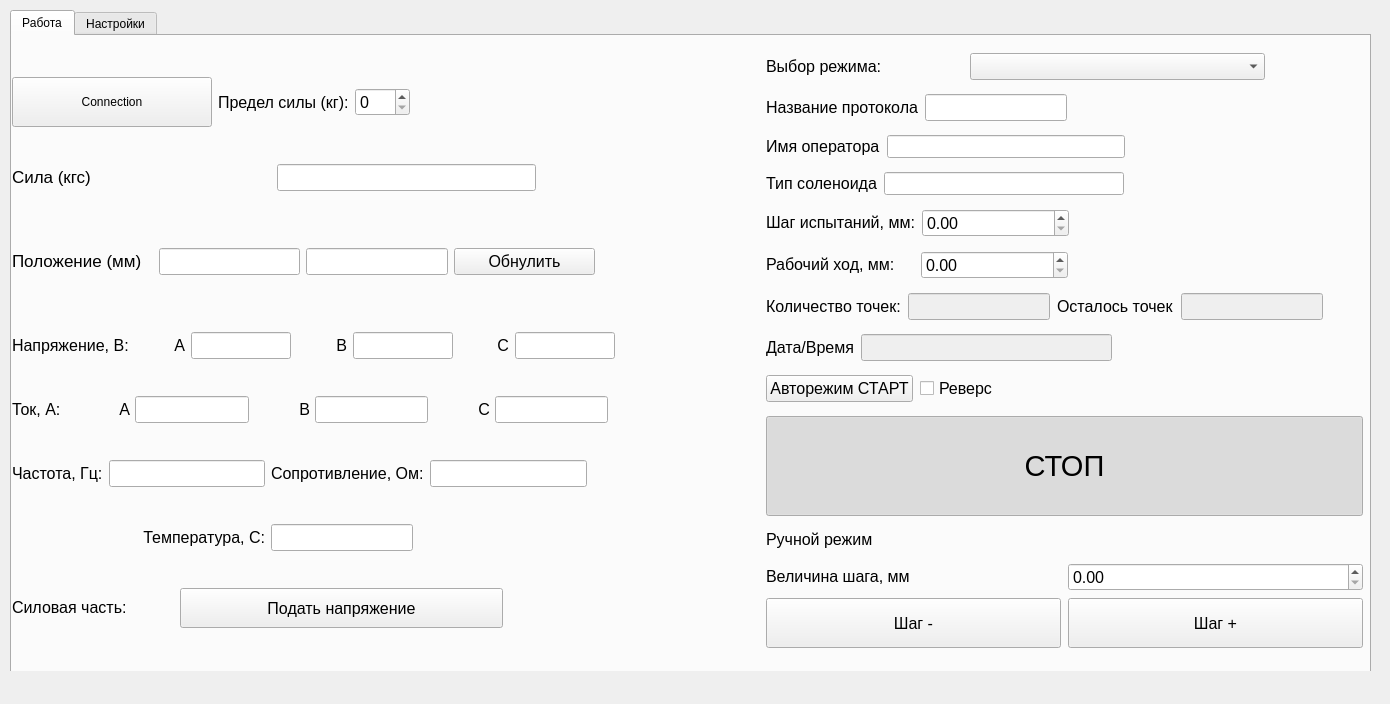
This is mainwindow.ui in Muzalevsky/SITH as Qt 5 draws it before an edit. The edited form follows.
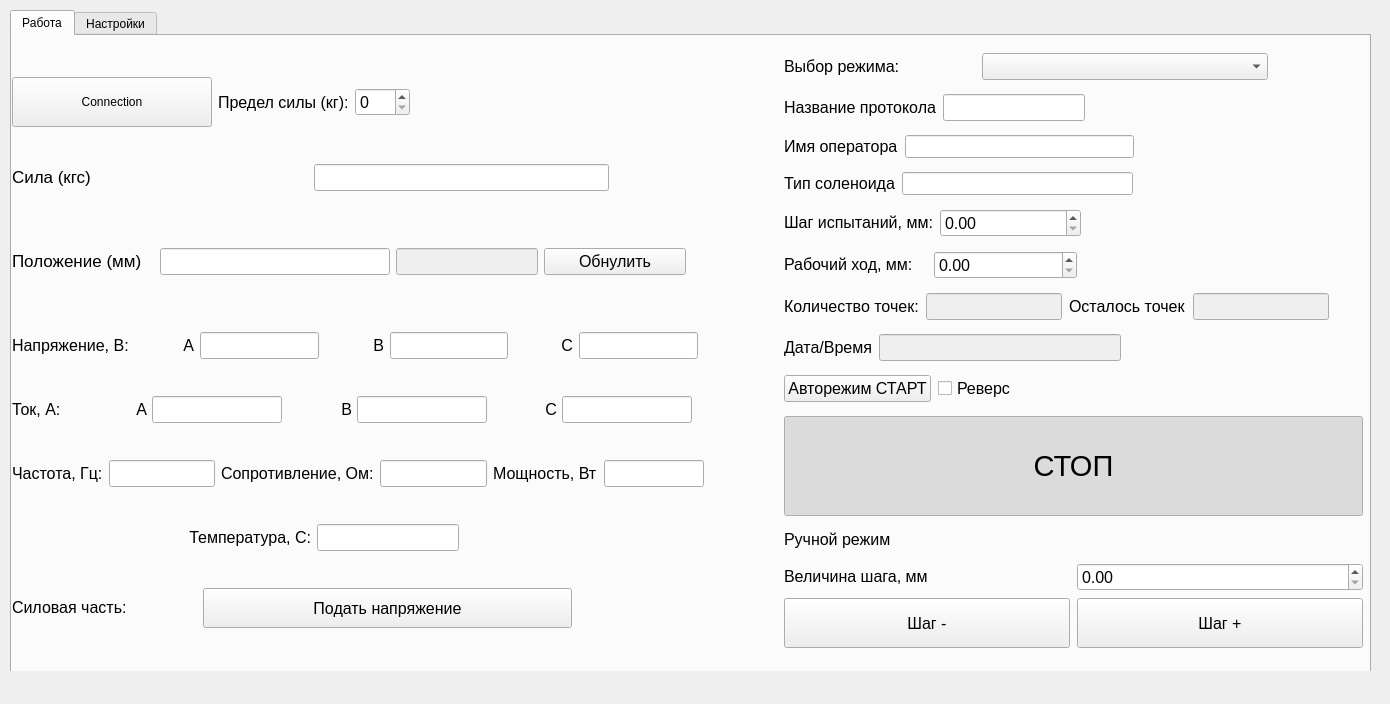
This is the edited form. Icons and pictures are not drawn.

Commit message: [mainwindow] - add power lineEdit and its callback

Diff of the .ui file:
```diff
--- a/mainwindow.ui
+++ b/mainwindow.ui
@@ -172,7 +172,7 @@
              </property>
              <property name="sizeHint" stdset="0">
               <size>
-               <width>40</width>
+               <width>0</width>
                <height>20</height>
               </size>
              </property>
@@ -222,7 +222,7 @@
              </property>
              <property name="sizeHint" stdset="0">
               <size>
-               <width>40</width>
+               <width>0</width>
                <height>20</height>
               </size>
              </property>
@@ -261,6 +261,12 @@
            </item>
            <item>
             <widget class="QLineEdit" name="currentPositionEdit">
+             <property name="minimumSize">
+              <size>
+               <width>230</width>
+               <height>0</height>
+              </size>
+             </property>
              <property name="font">
               <font>
                <pointsize>12</pointsize>
@@ -279,6 +285,21 @@
            </item>
            <item>
             <widget class="QLineEdit" name="motorPositionEdit">
+             <property name="enabled">
+              <bool>false</bool>
+             </property>
+             <property name="minimumSize">
+              <size>
+               <width>100</width>
+               <height>0</height>
+              </size>
+             </property>
+             <property name="maximumSize">
+              <size>
+               <width>180</width>
+               <height>16777215</height>
+              </size>
+             </property>
              <property name="font">
               <font>
                <pointsize>12</pointsize>
@@ -311,8 +332,8 @@
              </property>
              <property name="sizeHint" stdset="0">
               <size>
-               <width>40</width>
-               <height>20</height>
+               <width>0</width>
+               <height>0</height>
               </size>
              </property>
             </spacer>
@@ -448,8 +469,8 @@
              </property>
              <property name="sizeHint" stdset="0">
               <size>
-               <width>40</width>
-               <height>20</height>
+               <width>0</width>
+               <height>0</height>
               </size>
              </property>
             </spacer>
@@ -585,7 +606,7 @@
              </property>
              <property name="sizeHint" stdset="0">
               <size>
-               <width>40</width>
+               <width>0</width>
                <height>20</height>
               </size>
              </property>
@@ -594,7 +615,7 @@
           </layout>
          </item>
          <item>
-          <layout class="QHBoxLayout" name="horizontalLayout_14" stretch="1,2,1,2,1">
+          <layout class="QHBoxLayout" name="horizontalLayout_14" stretch="1,2,1,2,0,0,1">
            <item>
             <widget class="QLabel" name="label_27">
              <property name="sizePolicy">
@@ -655,6 +676,42 @@
              </property>
             </widget>
            </item>
+           <item>
+            <widget class="QLabel" name="label_29">
+             <property name="sizePolicy">
+              <sizepolicy hsizetype="Preferred" vsizetype="Fixed">
+               <horstretch>0</horstretch>
+               <verstretch>0</verstretch>
+              </sizepolicy>
+             </property>
+             <property name="font">
+              <font>
+               <pointsize>12</pointsize>
+              </font>
+             </property>
+             <property name="text">
+              <string>Мощность, Вт</string>
+             </property>
+            </widget>
+           </item>
+           <item>
+            <widget class="QLineEdit" name="powerEdit">
+             <property name="maximumSize">
+              <size>
+               <width>100</width>
+               <height>16777215</height>
+              </size>
+             </property>
+             <property name="font">
+              <font>
+               <pointsize>12</pointsize>
+              </font>
+             </property>
+             <property name="readOnly">
+              <bool>true</bool>
+             </property>
+            </widget>
+           </item>
            <item>
             <spacer name="horizontalSpacer_8">
              <property name="orientation">
@@ -662,8 +719,8 @@
              </property>
              <property name="sizeHint" stdset="0">
               <size>
-               <width>40</width>
-               <height>20</height>
+               <width>0</width>
+               <height>0</height>
               </size>
              </property>
             </spacer>
@@ -718,7 +775,7 @@
              </property>
              <property name="sizeHint" stdset="0">
               <size>
-               <width>40</width>
+               <width>0</width>
                <height>20</height>
               </size>
              </property>
@@ -777,7 +834,7 @@
              </property>
              <property name="sizeHint" stdset="0">
               <size>
-               <width>40</width>
+               <width>0</width>
                <height>20</height>
               </size>
              </property>
```
The commit also changes 3 other files.
